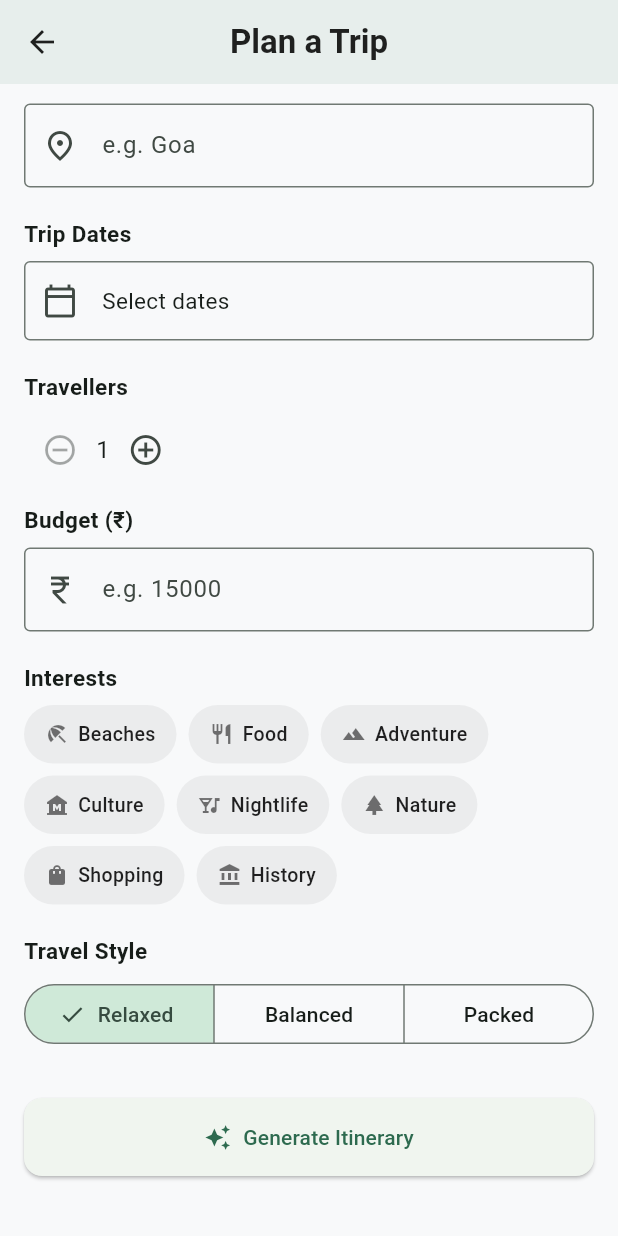
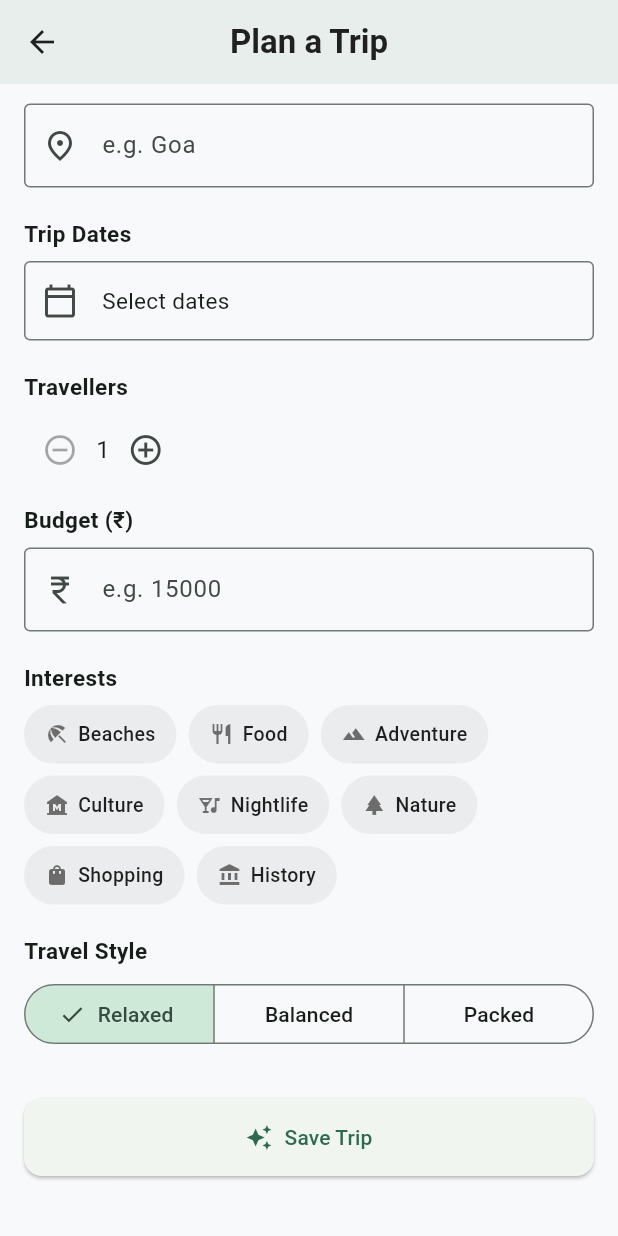
Before and after one commit to Hadiyal007/ai-travel-planner, a Flutter app: the CreateTripScreen screen opened by its route, scrolled down 137 dp, on a phone screen of 412 x 824 dp. Run offline on Flutter 3.47's test engine with Material 3 defaults, Android fonts, the phone set to English and light mode, and no system bars; our stand-ins replace cloud_firestore, firebase_auth, firebase_core, flutter_riverpod, state_notifier; accounts and stored records are empty; generated files the repository leaves out were written again.

Commit message:
feat: save trips to Firestore scoped by user UID

```diff
--- /dev/null
+++ b/firestore.indexes.json
@@ -0,0 +1,4 @@
+{
+  "indexes": [],
+  "fieldOverrides": []
+}
--- /dev/null
+++ b/lib/firebase/trip_service.dart
@@ -0,0 +1,17 @@
+import 'package:cloud_firestore/cloud_firestore.dart';
+import '../models/trip.dart';
+
+class TripService {
+  final FirebaseFirestore _firestore = FirebaseFirestore.instance;
+
+  /// Saves [trip] to the `trips` collection tagged with [userId], so
+  /// Firestore rules can later restrict each document to
+  /// `resource.data.userId == request.auth.uid`.
+  Future<void> saveTrip(Trip trip, String userId) async {
+    await _firestore.collection('trips').add({
+      ...trip.toMap(),
+      'userId': userId,
+      'createdAt': FieldValue.serverTimestamp(),
+    });
+  }
+}
--- a/lib/screens/create_trip_screen.dart
+++ b/lib/screens/create_trip_screen.dart
@@ -1,15 +1,18 @@
 import 'package:flutter/material.dart';
+import 'package:flutter_riverpod/flutter_riverpod.dart';
 import '../models/trip.dart';
 import '../widgets/selectable_chip.dart';
+import '../firebase/auth_providers.dart';
+import '../firebase/trip_providers.dart';
 
-class CreateTripScreen extends StatefulWidget {
+class CreateTripScreen extends ConsumerStatefulWidget {
   const CreateTripScreen({super.key});
 
   @override
-  State<CreateTripScreen> createState() => _CreateTripScreenState();
+  ConsumerState<CreateTripScreen> createState() => _CreateTripScreenState();
 }
 
-class _CreateTripScreenState extends State<CreateTripScreen> {
+class _CreateTripScreenState extends ConsumerState<CreateTripScreen> {
   final _formKey = GlobalKey<FormState>();
   final _sourceController = TextEditingController();
   final _destinationController = TextEditingController();
@@ -20,6 +23,7 @@ class _CreateTripScreenState extends State<CreateTripScreen> {
   int _travellers = 1;
   final Set<Interest> _selectedInterests = {};
   TravelStyle _travelStyle = TravelStyle.relaxed;
+  bool _isSaving = false;
 
   static const _interestMeta = {
     Interest.beaches: (label: 'Beaches', icon: Icons.beach_access),
@@ -58,7 +62,7 @@ class _CreateTripScreenState extends State<CreateTripScreen> {
     }
   }
 
-  void _submit() {
+  Future<void> _submit() async {
     if (!_formKey.currentState!.validate()) return;
     if (_sourceController.text.trim().toLowerCase() ==
         _destinationController.text.trim().toLowerCase()) {
@@ -77,6 +81,15 @@ class _CreateTripScreenState extends State<CreateTripScreen> {
       return;
     }
 
+    final userId = ref.read(authServiceProvider).currentUser?.uid;
+    if (userId == null) {
+      // Shouldn't happen — this screen is only reachable once signed in
+      // via AuthGate — but guard rather than crash on a null UID.
+      ScaffoldMessenger.of(context)
+          .showSnackBar(const SnackBar(content: Text('Please sign in again to save a trip')));
+      return;
+    }
+
     final trip = Trip(
       source: _sourceController.text.trim(),
       destination: _destinationController.text.trim(),
@@ -88,8 +101,20 @@ class _CreateTripScreenState extends State<CreateTripScreen> {
       travelStyle: _travelStyle,
     );
 
-    // Itinerary generation (mock for now) is wired in the next step.
-    debugPrint('Trip created: ${trip.source} → ${trip.destination}, ${trip.durationInDays} days');
+    setState(() => _isSaving = true);
+    try {
+      await ref.read(tripServiceProvider).saveTrip(trip, userId);
+      if (!mounted) return;
+      ScaffoldMessenger.of(context)
+          .showSnackBar(const SnackBar(content: Text('Trip saved!')));
+      Navigator.pop(context);
+    } catch (e) {
+      if (!mounted) return;
+      ScaffoldMessenger.of(context)
+          .showSnackBar(SnackBar(content: Text('Could not save trip: $e')));
+    } finally {
+      if (mounted) setState(() => _isSaving = false);
+    }
   }
 
   @override
@@ -221,9 +246,15 @@ class _CreateTripScreenState extends State<CreateTripScreen> {
               const SizedBox(height: 32),
 
               ElevatedButton.icon(
-                onPressed: _submit,
-                icon: const Icon(Icons.auto_awesome),
-                label: const Text('Generate Itinerary'),
+                onPressed: _isSaving ? null : _submit,
+                icon: _isSaving
+                    ? const SizedBox(
+                  height: 18,
+                  width: 18,
+                  child: CircularProgressIndicator(strokeWidth: 2),
+                )
+                    : const Icon(Icons.auto_awesome),
+                label: Text(_isSaving ? 'Saving...' : 'Save Trip'),
                 style: ElevatedButton.styleFrom(minimumSize: const Size.fromHeight(52)),
               ),
               const SizedBox(height: 24),
```
Also changed, not shown: lib/firebase/trip_providers.dart (added, +7 -0 lines), lib/models/trip.dart (+17 -0 lines), firebase.json, 2 other files.
